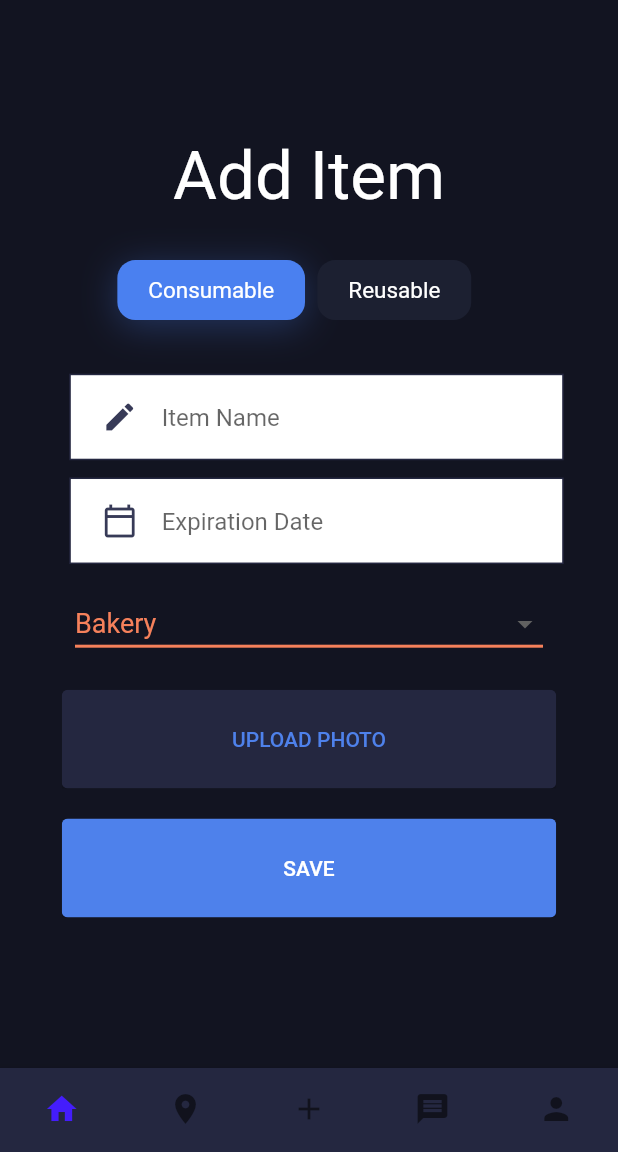
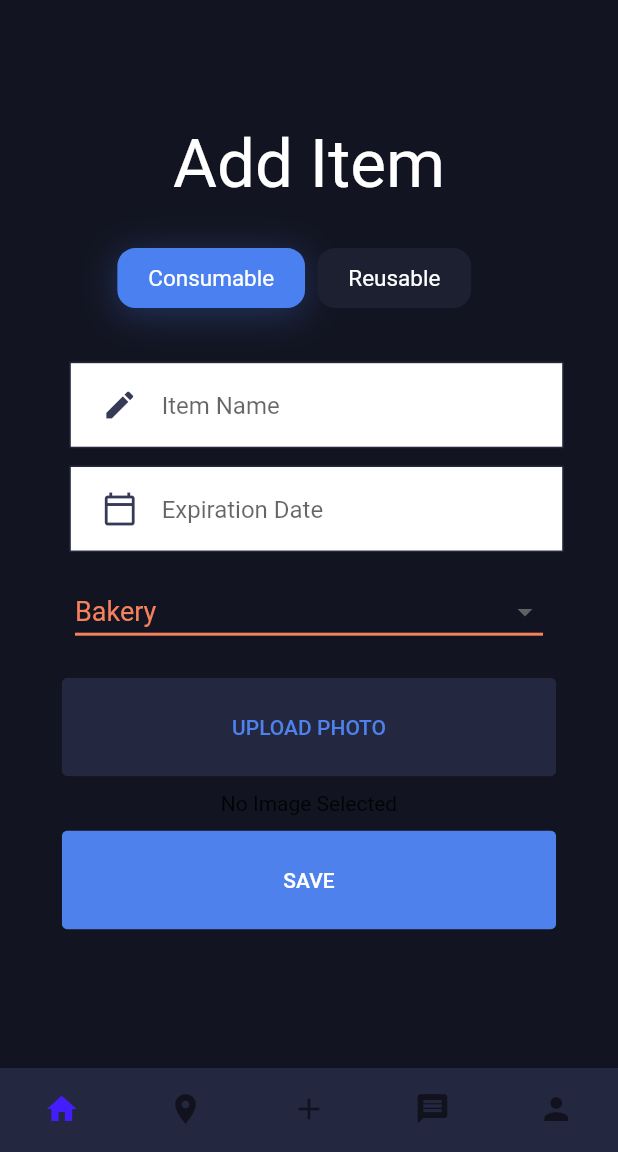
Before and after one commit to meliksahozceyhan/Senior-Project-LeftOver, a Flutter app: the AddNewItemScreen screen opened directly, after a tap on "SAVE", on a phone screen of 412 x 824 dp, the part 84-1236 px from its top. Run offline on Flutter 3.47's test engine with Material 2 defaults, Android fonts, the phone set to English and light mode, and no system bars; our stand-ins replace flutter_datetime_picker, flutter_dotenv, flutter_svg, google_fonts, image_picker, material_floating_search_bar and 1 more; missing offline and left inert: flappy_search_bar, shared_preferences_web; accounts and stored records are empty.

Commit message:
feat: add image from phone gallery

```diff
--- a/client/left_over/lib/Screens/AddNewItem/components/add_item_body.dart
+++ b/client/left_over/lib/Screens/AddNewItem/components/add_item_body.dart
@@ -1,5 +1,6 @@
 import 'package:flutter/material.dart';
 import 'package:flutter_datetime_picker/flutter_datetime_picker.dart';
+import 'package:flutter_dotenv/flutter_dotenv.dart';
 import 'package:left_over/Screens/Login/components/background.dart';
 import 'package:left_over/components/rounded_input_field.dart';
 import 'package:left_over/components/rounded_date_field.dart';
@@ -8,6 +9,10 @@ import 'package:left_over/Screens/item/components/categorries.dart';
 
 import 'package:http/http.dart' as http;
 import 'package:left_over/constants.dart';
+import 'dart:io';
+import 'dart:convert';
+import 'package:image_picker/image_picker.dart';
+import 'package:shared_preferences/shared_preferences.dart';
 /*
 class UploadingImageToFirebaseStorage extends StatefulWidget {
   @override
@@ -44,6 +49,11 @@ class _NewItemBodyState extends State<AddNewItemBody> {
   var getSharerId = "";
   var getImage = "";
   var txt = TextEditingController();
+  var uploadEndPoint = Uri.parse(dotenv.env['API_URL'] + "/image");
+  Future<File> file;
+  String base64Image;
+  File tmpFile;
+  String errMessage = 'Error Uploading Image';
 
   static int selectedCategoryIndex = 0;
   static int defaultCategory = selectedCategoryIndex; // both 0 at the beginning
@@ -110,6 +120,7 @@ class _NewItemBodyState extends State<AddNewItemBody> {
                   imageMethod = 0;
                   Navigator.of(context).pop();
                   print('upload from gallery is selected');
+                  chooseImage();
                 }),
             RoundedButton(
                 text: 'Take a Photo',
@@ -125,6 +136,79 @@ class _NewItemBodyState extends State<AddNewItemBody> {
                 child: Text('Close')),
           ],
         );
+      },
+    );
+  }
+
+  chooseImage() {
+    setState(() {
+      file = ImagePicker.pickImage(source: ImageSource.gallery);
+    });
+  }
+
+  upload() async {
+
+    print("Before save Actions");
+
+    Map<String, String> headers = new Map<String, String>();
+    final prefs = await SharedPreferences.getInstance();
+    var token = prefs.getString('token');
+
+    String fileName = tmpFile.path.split('/').last;
+    final request = await http.post(uploadEndPoint, body: {
+      "name": fileName,
+      "file": base64Image,
+    }, headers: {
+      "Authorization": "Bearer " + token,
+    }).then((value) => print(value.statusCode));
+
+    // Map<String, String> headers = new Map<String, String>();
+    // final prefs = await SharedPreferences.getInstance();
+    // var token = prefs.getString('token');
+
+    // var stream = http.ByteStream(tmpFile.openRead());
+    // var length = await tmpFile.length();
+
+
+    // var url = Uri.parse(dotenv.env['API_URL'] + "/image?name=" + tmpFile.path);
+
+    // var request = http.MultipartRequest("POST", url);
+    // request.headers["Authorization"] = "Bearer " + token;
+
+    // var multipartFile = http.MultipartFile('file', stream, length,filename: tmpFile.path);
+
+    // request.files.add(multipartFile);
+    // var response = request.send();
+    // print("after Save Actions");
+    // response.then((value) => print(value.statusCode));
+  }
+
+  Widget showImage() {
+    return FutureBuilder<File>(
+      future: file,
+      builder: (BuildContext context, AsyncSnapshot<File> snapshot) {
+        if (snapshot.connectionState == ConnectionState.done &&
+            null != snapshot.data) {
+          tmpFile = snapshot.data;
+          base64Image = base64Encode(snapshot.data.readAsBytesSync());
+          return SizedBox(
+            height: 70,
+            child: Image.file(
+              snapshot.data,
+              fit: BoxFit.fill,
+            ),
+          );
+        } else if (null != snapshot.error) {
+          return const Text(
+            'Error Picking Image',
+            textAlign: TextAlign.center,
+          );
+        } else {
+          return const Text(
+            'No Image Selected',
+            textAlign: TextAlign.center,
+          );
+        }
       },
     );
   }
@@ -281,12 +365,14 @@ class _NewItemBodyState extends State<AddNewItemBody> {
                     print("add image is pressed");
                   },
                 ),
+                showImage(),
                 RoundedButton(
                   text: "SAVE",
                   color: lightBlueBlockColor,
                   textColor: Colors.white,
                   press: () {
                     print("SAVE is pressed");
+                    upload();
                     /*
 
                 () async {
--- a/client/left_over/pubspec.yaml
+++ b/client/left_over/pubspec.yaml
@@ -44,7 +44,7 @@ dependencies:
     jwt_decode: ^0.3.1
     material_floating_search_bar: ^0.2.6
     flappy_search_bar: ^1.7.2
-
+    image_picker: ^0.6.1
 
 dev_dependencies:
     flutter_test:
```
Also changed, not shown: client/left_over/pubspec.lock.
